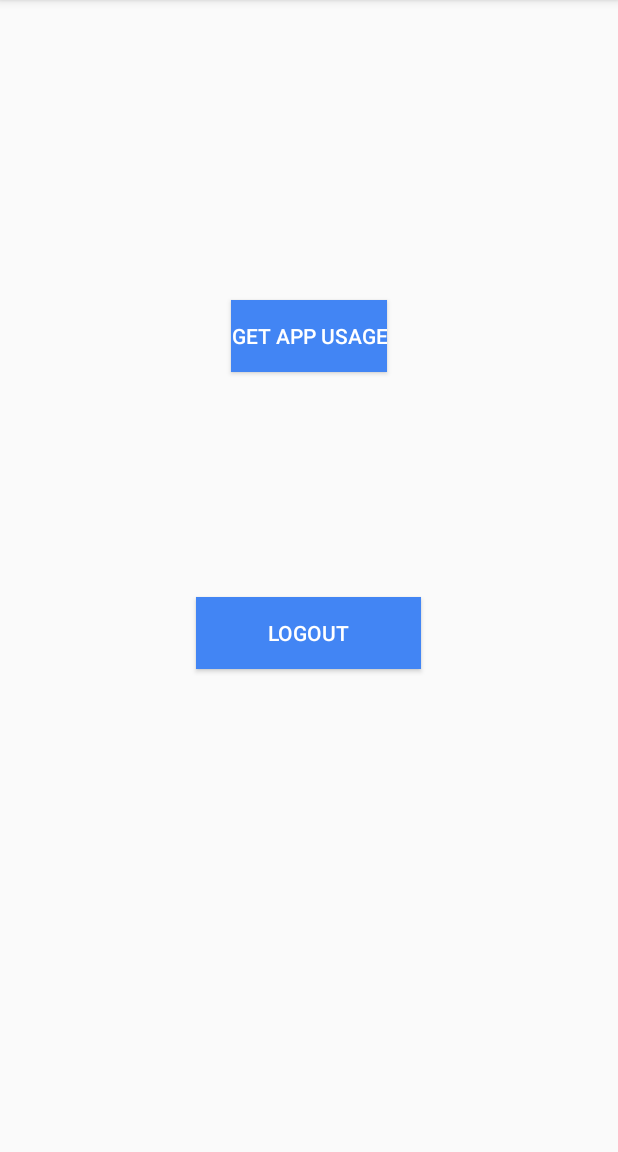
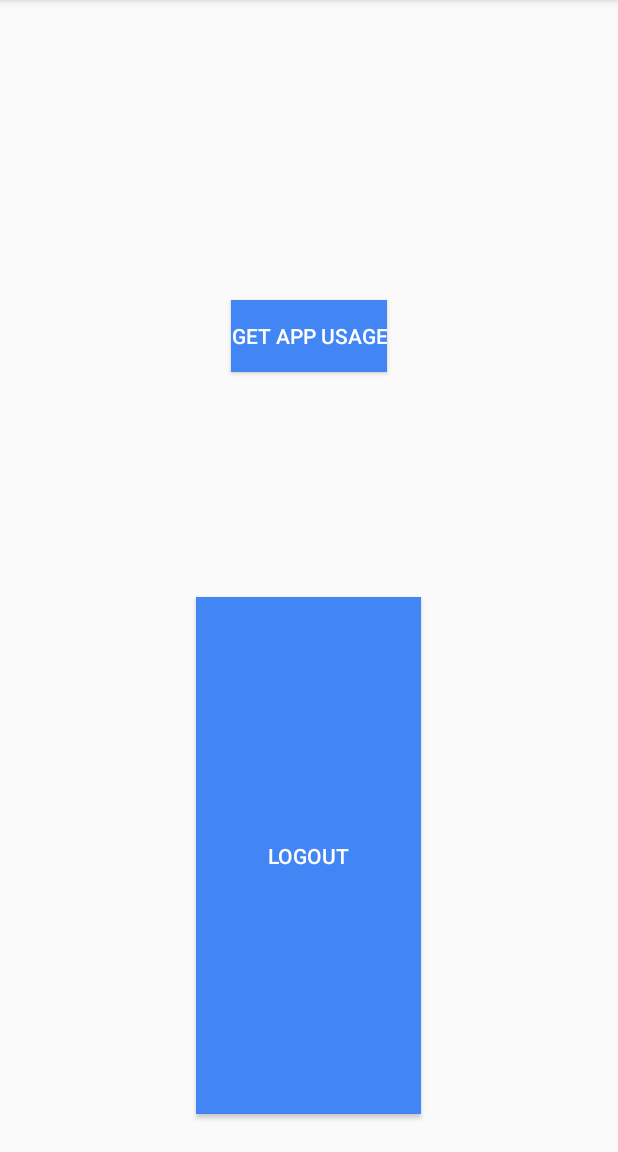
Before and after one commit to jcampb98/HonoursProjectApp, an Android app: the screen it shows after launch (Home), on a phone screen of 412 x 824 dp, the part 84-1236 px from its top. Run offline under Robolectric (Android 15) with nearby library versions, the phone set to English and light mode, and no system bars.

Commit message:
minor change's

```diff
--- a/app/src/main/java/com/razormist/honoursproject/Home.java
+++ b/app/src/main/java/com/razormist/honoursproject/Home.java
@@ -35,7 +35,7 @@ import static android.app.AppOpsManager.OPSTR_GET_USAGE_STATS;
 
 @RequiresApi(api = Build.VERSION_CODES.LOLLIPOP)
 public class Home extends AppCompatActivity implements View.OnClickListener {
-    Button enableBtn, show_statsBtn, logout;
+    Button enableBtn, show_statsBtn, logout, signout;
     TextView usageTv, permissionDescriptionTv;
     ListView appsList;
 
--- a/app/src/main/res/layout/activity_home.xml
+++ b/app/src/main/res/layout/activity_home.xml
@@ -49,6 +49,8 @@
         android:layout_height="wrap_content"
         android:layout_below="@id/enable_btn"
         android:layout_marginTop="150dp"
+        android:layout_marginBottom="25dp"
+        android:layout_alignParentBottom="true"
         android:text="Logout" />
 
     <TextView
```
